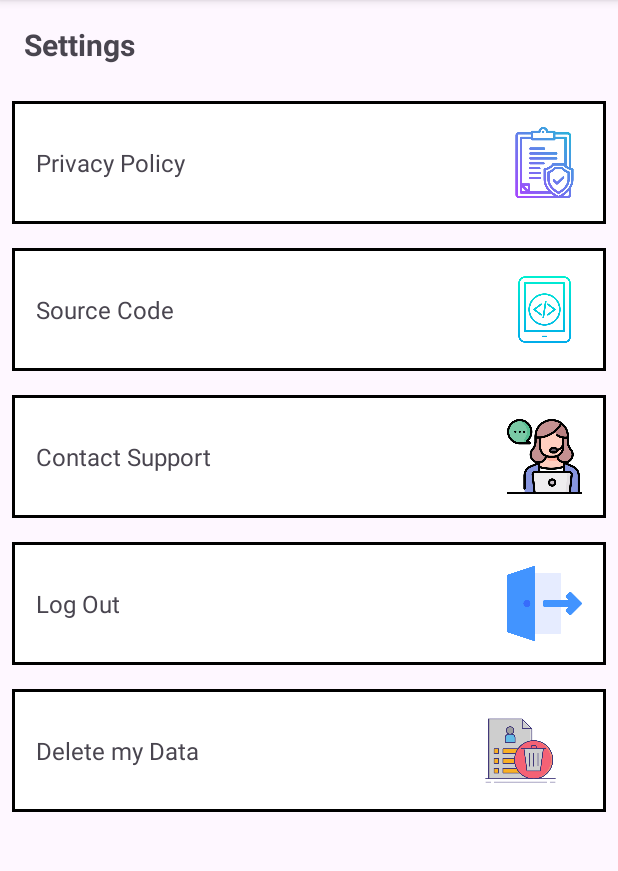
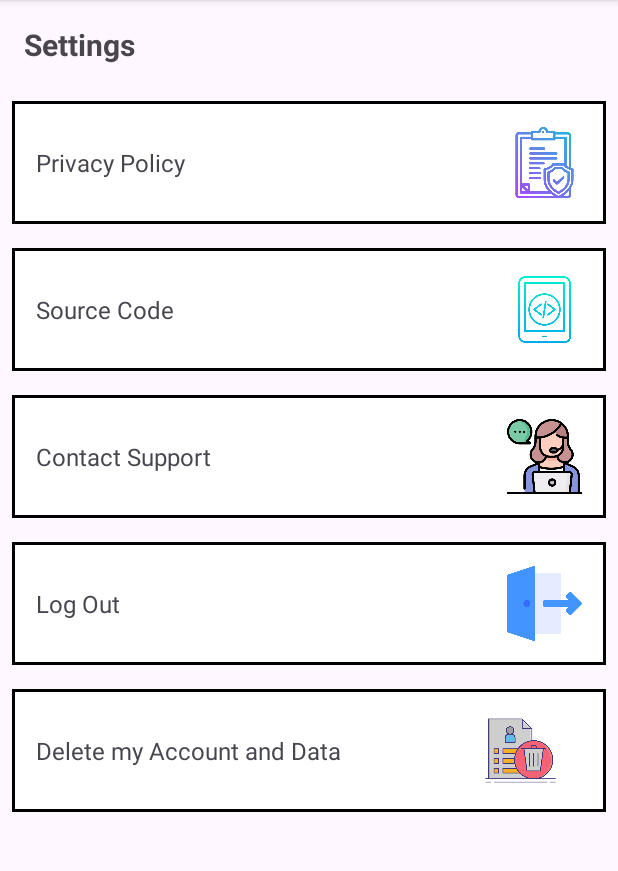
Before and after one commit to Joaquin144/CoinTrivia, an Android app: the SettingsActivity screen opened directly, with no data from a screen before it, on a phone screen of 412 x 824 dp, the part 96-967 px from its top. Run offline under Robolectric (Android 15) with nearby library versions, the phone set to English and light mode, and no system bars; our stand-ins replace Firebase (no records; nobody signed in at launch, a user with empty details on screens opened directly); Roboto replaces fonts that are not available here.

Commit message:
Minor changes and added screenshots

```diff
--- a/app/src/main/AndroidManifest.xml
+++ b/app/src/main/AndroidManifest.xml
@@ -13,7 +13,6 @@
         android:roundIcon="@mipmap/ic_launcher_round"
         android:supportsRtl="true"
         android:theme="@style/Theme.CoinTrivia"
-        android:usesCleartextTraffic="true"
         tools:targetApi="31">
         <activity
             android:name=".activities.PrivacyPolicyActivity"
--- a/app/src/main/java/com/joaquin/quizapp/cointrivia/activities/QuizActivity.java
+++ b/app/src/main/java/com/joaquin/quizapp/cointrivia/activities/QuizActivity.java
@@ -55,7 +55,7 @@ public class QuizActivity extends AppCompatActivity {
                 .collection(Constants.FS_CATEGORIES__QUESTIONS_SUB_COLLECTION)
                 .whereGreaterThanOrEqualTo("index", rand)
                 .orderBy("index")
-                .limit(5).get().addOnSuccessListener(new OnSuccessListener<QuerySnapshot>() {
+                .get().addOnSuccessListener(new OnSuccessListener<QuerySnapshot>() {
                     @Override
                     public void onSuccess(QuerySnapshot queryDocumentSnapshots) {
                         if (queryDocumentSnapshots.getDocuments().size() < 5) {
@@ -64,7 +64,7 @@ public class QuizActivity extends AppCompatActivity {
                                     .collection(Constants.FS_CATEGORIES__QUESTIONS_SUB_COLLECTION)
                                     .whereLessThanOrEqualTo("index", rand)
                                     .orderBy("index")
-                                    .limit(5).get().addOnSuccessListener(new OnSuccessListener<QuerySnapshot>() {
+                                    .get().addOnSuccessListener(new OnSuccessListener<QuerySnapshot>() {
                                         @Override
                                         public void onSuccess(QuerySnapshot queryDocumentSnapshots) {
                                             for (DocumentSnapshot snapshot : queryDocumentSnapshots) {
--- a/app/src/main/res/layout/activity_settings.xml
+++ b/app/src/main/res/layout/activity_settings.xml
@@ -153,7 +153,7 @@
                 android:id="@+id/delete_data_tv"
                 android:layout_width="wrap_content"
                 android:layout_height="wrap_content"
-                android:text="Delete my Data"
+                android:text="Delete my Account and Data"
                 android:textSize="16sp"
                 app:layout_constraintBottom_toBottomOf="parent"
                 app:layout_constraintStart_toStartOf="parent"
```
Also changed, not shown: 1 other file.
